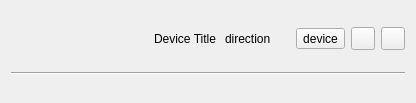
Old version of the form src/streamwidget.ui in the repository lxqt/pavucontrol-qt.
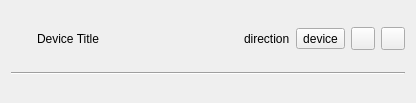
New version of the form. Icons and pictures are not drawn.

Commit message: ui: Align titles left

Diff of the .ui file:
```diff
--- a/src/streamwidget.ui
+++ b/src/streamwidget.ui
@@ -33,6 +33,19 @@
        </property>
       </widget>
      </item>
+     <item>
+      <spacer name="horizontalSpacer">
+       <property name="orientation">
+        <enum>Qt::Horizontal</enum>
+       </property>
+       <property name="sizeHint" stdset="0">
+        <size>
+         <width>40</width>
+         <height>20</height>
+        </size>
+       </property>
+      </spacer>
+     </item>
      <item>
       <widget class="QLabel" name="directionLabel">
        <property name="text">
```
The commit also changes 2 other files.
